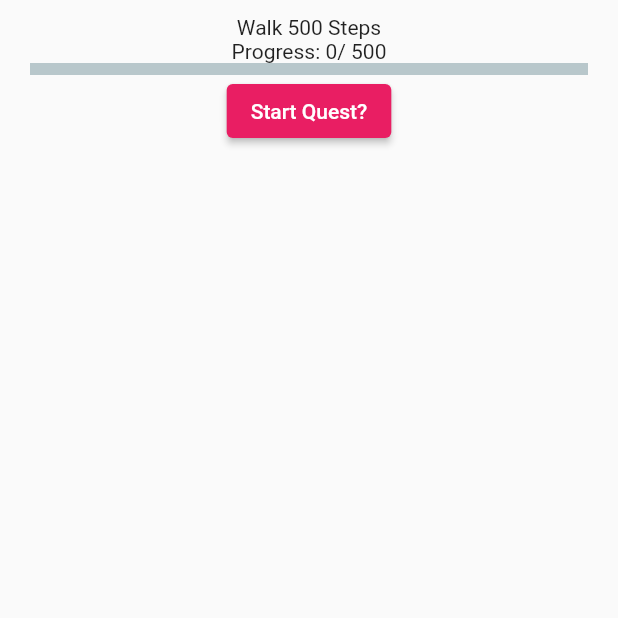
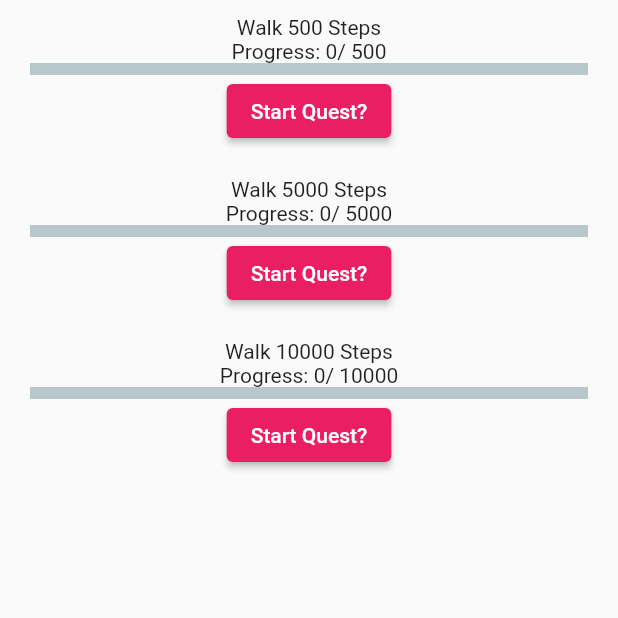
Before and after one commit to 26june/walkerrr, a Flutter app: the QuestList screen opened directly, on a phone screen of 412 x 824 dp, the top half of it. Run offline on Flutter 3.47's test engine with Material 2 defaults, Android fonts, the phone set to English and light mode, and no system bars; drawn by our look-alikes of percent_indicator; our stand-ins replace firebase_auth, firebase_core, flutter_secure_storage, pedometer; accounts and stored records are empty.

Commit message:
patchCoins and reward prop for quests

```diff
--- a/lib/common/single_quest.dart
+++ b/lib/common/single_quest.dart
@@ -4,17 +4,18 @@ import 'package:walkerrr/providers/user_provider.dart';
 import 'package:walkerrr/services/api_connection.dart';
 import "package:walkerrr/providers/step_provider.dart" as globalSteps;
 
-
 class SingleQuest extends StatefulWidget {
   const SingleQuest(
       {super.key,
       required this.questTitle,
       required this.questGoal,
-      required this.questCurrent});
+      required this.questCurrent,
+      required this.reward});
 
   final String questTitle;
   final int questGoal;
   final int questCurrent;
+  final int reward;
 
   @override
   State<SingleQuest> createState() => _SingleQuestState();
@@ -47,12 +48,15 @@ class _SingleQuestState extends State<SingleQuest> {
                     ? () {
                         setState(() {
                           questOffset = globalSteps.globalSteps;
-                          patchQuestsFromDB(userObject['uid'], {
+                          final newQuest = {
                             "questTitle": widget.questTitle,
                             "questGoal": widget.questGoal,
                             "questOffset": globalSteps.globalSteps,
                             "questCurrent": widget.questCurrent
-                          });
+                          };
+                          patchQuestsToDB(userObject['uid'], newQuest);
+                          final currentQuests = userObject["quests"];
+                          userObject["quests"] = [...currentQuests, newQuest];
                           isButtonActive = false;
                           buttonText = "Quest Started";
                         });
--- a/lib/pages/login_register_page.dart
+++ b/lib/pages/login_register_page.dart
@@ -1,7 +1,6 @@
 import 'package:flutter/material.dart';
 import 'package:firebase_auth/firebase_auth.dart';
 import 'package:walkerrr/auth.dart';
-import 'package:flutter_secure_storage/flutter_secure_storage.dart';
 import 'package:walkerrr/services/user_data_storage.dart';
 
 class LoginPage extends StatefulWidget {
--- a/lib/pages/quests_tab.dart
+++ b/lib/pages/quests_tab.dart
@@ -1,5 +1,4 @@
 import 'package:flutter/material.dart';
-import 'package:percent_indicator/percent_indicator.dart';
 import 'package:walkerrr/common/single_quest.dart';
 import 'package:walkerrr/providers/step_provider.dart' as globalSteps;
 
@@ -11,14 +10,28 @@ class QuestList extends StatefulWidget {
 }
 
 class _QuestListState extends State<QuestList> {
-
   @override
   Widget build(BuildContext context) {
     return Scaffold(
       body: Center(
         child: Column(
           children: [
-            SingleQuest(questTitle: "Walk 500 Steps", questGoal: 500, questCurrent: globalSteps.globalSteps)
+            SingleQuest(
+              questTitle: "Walk 500 Steps",
+              questGoal: 500,
+              questCurrent: globalSteps.globalSteps,
+              reward: 50,
+            ),
+            SingleQuest(
+                questTitle: "Walk 5000 Steps",
+                questGoal: 5000,
+                questCurrent: globalSteps.globalSteps,
+                reward: 1000),
+            SingleQuest(
+                questTitle: "Walk 10000 Steps",
+                questGoal: 10000,
+                questCurrent: globalSteps.globalSteps,
+                reward: 2500)
           ],
         ),
       ),
```
Also changed, not shown: lib/services/api_connection.dart (+28 -1 lines).
